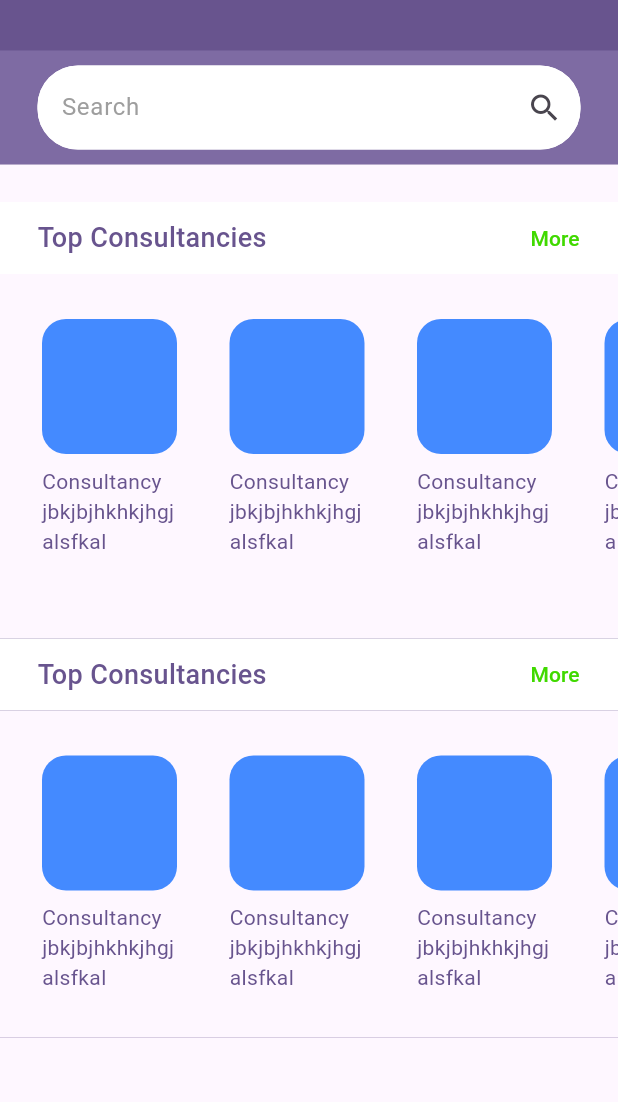
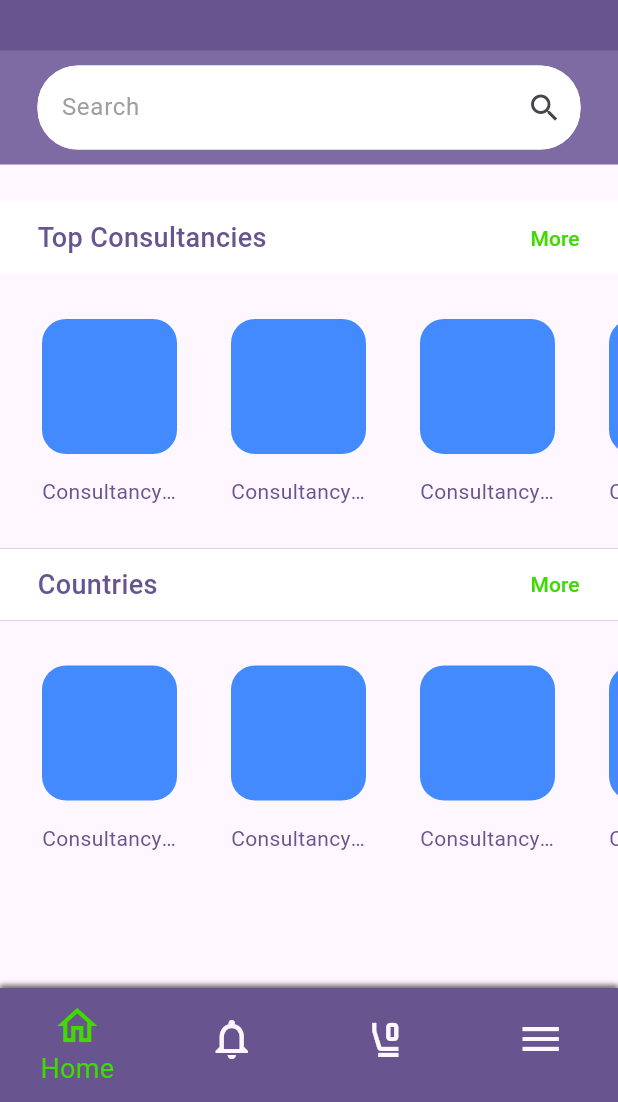
Before and after one commit to milandarai90/iApplyApp, a Flutter app: the screen it shows after launch, after a tap on "LOGIN", on a phone screen of 412 x 824 dp, the part 134-1236 px from its top. Run offline on Flutter 3.47's test engine with Material 3 defaults, Android fonts, the phone set to English and light mode, and no system bars.

Commit message:
NavigationBar completed

```diff
--- /dev/null
+++ b/lib/NavigationBar.dart
@@ -0,0 +1,71 @@
+import 'package:flutter/material.dart';
+import 'package:iapply/menu.dart';
+import 'package:iapply/myClasses.dart';
+import 'package:iapply/notifications.dart';
+
+import 'homePageScreen.dart';
+import 'loginPage.dart';
+
+class NavigationBarPage extends StatefulWidget{
+  const NavigationBarPage({super.key});
+
+  @override
+  State<StatefulWidget> createState() {
+   return NavigationBarPageState();
+  }
+}
+class NavigationBarPageState extends State<NavigationBarPage>{
+  List<Widget>WidgetList = const[
+    HomePageScreen(),
+    NotificationsPage(),
+    MyClassesPage(),
+    MenuPage(),
+  ];
+  int myIndex = 0;
+  @override
+  Widget build(BuildContext context) {
+    return Scaffold(
+      body: WidgetList[myIndex] ,
+      bottomNavigationBar: Container(
+        decoration: BoxDecoration(
+            boxShadow:[
+              BoxShadow(
+                color: Colors.black54,
+                blurRadius: 2,
+                offset: Offset(0, -2),
+              )
+            ]
+        ),
+        child: BottomNavigationBar(
+            onTap: (index){
+              setState(() {
+                myIndex = index;
+              });
+            },
+
+            currentIndex: myIndex,
+            backgroundColor: Theme.of(context).primaryColor,
+            type: BottomNavigationBarType.fixed,
+            showUnselectedLabels: false,
+            // elevation: 10,
+            iconSize: 32,
+            selectedFontSize: 18,
+            selectedItemColor: hexToColor("40D900"),
+            unselectedItemColor: Theme.of(context).canvasColor,
+            items: [
+              BottomNavigationBarItem(icon: Icon(Icons.home_outlined),label: "Home"),
+              BottomNavigationBarItem(icon: Icon(Icons.notifications_outlined),label: "Notification"),
+              BottomNavigationBarItem(icon: Icon(Icons.flight_class_outlined),label: "My Classes"),
+              BottomNavigationBarItem(icon: Icon(Icons.menu_outlined),label: "Menu"),
+            ]),
+      ),
+    );
+  }
+}
+Color hexToColor(String hexColor) {
+  hexColor = hexColor.replaceAll("#", "");
+  if (hexColor.length == 6) {
+    hexColor = "FF$hexColor"; // Add alpha value if not provided
+  }
+  return Color(int.parse("0x$hexColor"));
+}
--- a/lib/homePageScreen.dart
+++ b/lib/homePageScreen.dart
@@ -1,4 +1,5 @@
 import 'package:flutter/material.dart';
+import 'package:iapply/loginPage.dart';
 
 class HomePageScreen extends StatefulWidget{
   const HomePageScreen({super.key});
@@ -8,14 +9,17 @@ class HomePageScreen extends StatefulWidget{
   }
 }
 class HomePageScreenState extends State<HomePageScreen>{
+  int myIndex =0;
   FocusNode focusNode = FocusNode();
-
+  // List<Widget>WidgetList = const[
+  //   HomePageScreen(),
+  //   LoginPage(),
+  // ];
   @override
   void dispose(){
     focusNode.dispose();
     super.dispose();
   }
-
 
   @override
   Widget build(BuildContext context) {
@@ -104,14 +108,15 @@ class HomePageScreenState extends State<HomePageScreen>{
                      ),
                      Container(
                          color: Theme.of(context).canvasColor,
+                       width: double.infinity,
                        child: Padding(
-                         padding: const EdgeInsets.only(top: 20,bottom: 20),
+                         padding: const EdgeInsets.only(top: 20,bottom: 18),
                          child: SingleChildScrollView(
                            scrollDirection: Axis.horizontal,
                            child: Row(
                              children: [
                                Padding(
-                                 padding: const EdgeInsets.only(right: 35.0,top: 10, bottom: 10,left: 28),
+                                 padding: const EdgeInsets.only(right: 8,top: 10, bottom: 10,left: 28),
                                  child: SizedBox(
                                    width: 90,
                                    child: Column(
@@ -125,16 +130,21 @@ class HomePageScreenState extends State<HomePageScreen>{
                                              color: Colors.blueAccent
                                          ),
                                        ),
-                                       Padding(
-                                         padding: const EdgeInsets.only(top: 8.0),
-                                         child: Text('Consultancy jbkjbjhkhkjhgjalsfkal',style: TextStyle(color: Theme.of(context).primaryColor),),
+                                       const SizedBox(height: 15),
+                                       SizedBox(
+                                         child: Align(
+                                           alignment: Alignment.center,
+                                           child: Text('Consultancy Name',style: TextStyle(color: Theme.of(context).primaryColor,),
+                                             overflow: TextOverflow.ellipsis,
+                                           ),
+                                         ),
                                        ),
                                      ],
                                    ),
                                  ),
                                ),
                                Padding(
-                                 padding: const EdgeInsets.only(right: 35.0,top: 10, bottom: 10),
+                                 padding: const EdgeInsets.only(right: 8,top: 10, bottom: 10,left: 28),
                                  child: SizedBox(
                                    width: 90,
                                    child: Column(
@@ -148,17 +158,22 @@ class HomePageScreenState extends State<HomePageScreen>{
                                              color: Colors.blueAccent
                                          ),
                                        ),
-                                       Padding(
-                                         padding: const EdgeInsets.only(top: 8.0),
-                                         child: Text('Consultancy jbkjbjhkhkjhgjalsfkal',style: TextStyle(color: Theme.of(context).primaryColor),),
+                                       const SizedBox(height: 15),
+                                       SizedBox(
+                                         // height:20,
+                                         child: Align(
+                                           alignment: Alignment.center,
+                                           child: Text('Consultancy Name',style: TextStyle(color: Theme.of(context).primaryColor,),
+                                             overflow: TextOverflow.ellipsis,
+                                           ),
+                                         ),
                                        ),
                                      ],
                                    ),
                                  ),
                                ),
-
                                Padding(
-                                 padding: const EdgeInsets.only(right: 35.0,top: 10, bottom: 10),
+                                 padding: const EdgeInsets.only(right: 8,top: 10, bottom: 10,left: 28),
                                  child: SizedBox(
                                    width: 90,
                                    child: Column(
@@ -172,17 +187,22 @@ class HomePageScreenState extends State<HomePageScreen>{
                                              color: Colors.blueAccent
                                          ),
                                        ),
-                                       Padding(
-                                         padding: const EdgeInsets.only(top: 8.0),
-                                         child: Text('Consultancy jbkjbjhkhkjhgjalsfkal',style: TextStyle(color: Theme.of(context).primaryColor),),
+                                       const SizedBox(height: 15),
+                                       SizedBox(
+                                         // height:20,
+                                         child: Align(
+                                           alignment: Alignment.center,
+                                           child: Text('Consultancy Name',style: TextStyle(color: Theme.of(context).primaryColor,),
+                                             overflow: TextOverflow.ellipsis,
+                                           ),
+                                         ),
                                        ),
                                      ],
                                    ),
                                  ),
                                ),
-
                                Padding(
-                                 padding: const EdgeInsets.only(right: 35.0,top: 10, bottom: 10),
+                                 padding: const EdgeInsets.only(right: 8,top: 10, bottom: 10,left: 28),
                                  child: SizedBox(
                                    width: 90,
                                    child: Column(
@@ -196,33 +216,15 @@ class HomePageScreenState extends State<HomePageScreen>{
                                              color: Colors.blueAccent
                                          ),
                                        ),
-                                       Padding(
-                                         padding: const EdgeInsets.only(top: 8.0),
-                                         child: Text('Consultancy jbkjbjhkhkjhgjalsfkal',style: TextStyle(color: Theme.of(context).primaryColor),),
-                                       ),
-                                     ],
-                                   ),
-                                 ),
-                               ),
-
-                               Padding(
-                                 padding: const EdgeInsets.only(right: 35.0,top: 10, bottom: 10),
-                                 child: SizedBox(
-                                   width: 90,
-                                   child: Column(
-                                     crossAxisAlignment: CrossAxisAlignment.start,
-                                     children: [
-                                       Container(
-                                         height: 90,
-                                         width: 90,
-                                         decoration: BoxDecoration(
-                                             borderRadius: BorderRadius.circular(16),
-                                             color: Colors.blueAccent
+                                       const SizedBox(height: 15),
+                                       SizedBox(
+                                         // height:20,
+                                         child: Align(
+                                           alignment: Alignment.center,
+                                           child: Text('Consultancy Name',style: TextStyle(color: Theme.of(context).primaryColor,),
+                                             overflow: TextOverflow.ellipsis,
+                                           ),
                                          ),
-                                       ),
-                                       Padding(
-                                         padding: const EdgeInsets.only(top: 8.0),
-                                         child: Text('Consultancy jbkjbjhkhkjhgjalsfkal',style: TextStyle(color: Theme.of(context).primaryColor),),
                                        ),
                                      ],
                                    ),
@@ -238,17 +240,7 @@ class HomePageScreenState extends State<HomePageScreen>{
                  Column(
                    children: [
                      Container(
-                       height: 25,
-                       decoration: BoxDecoration(
-                         color: Theme.of(context).canvasColor,
-                         // border: Border(
-                         //   top: BorderSide(
-                         //     color: Theme.of(context).primaryColor ),
-                         //   bottom: BorderSide(
-                         //     color: Theme.of(context).primaryColor ),
-                         // ),
-                       ),
-                     ),
+                       color: Theme.of(context).canvasColor,),
                      Container(
                        color: Colors.white,
                        child: Padding(
@@ -256,7 +248,7 @@ class HomePageScreenState extends State<HomePageScreen>{
                          child: Row(
                            mainAxisAlignment: MainAxisAlignment.spaceBetween,
                            children: [
-                             Text('Top Consultancies',style: TextStyle(color: Theme.of(context).primaryColor,fontSize: 18,fontWeight: FontWeight.w500),),
+                             Text('Countries',style: TextStyle(color: Theme.of(context).primaryColor,fontSize: 18,fontWeight: FontWeight.w500),),
                              TextButton(onPressed: (){
                                // something
                              }, child: Text('More',style:TextStyle(color: hexToColor('40D900')) ,))
@@ -266,14 +258,15 @@ class HomePageScreenState extends State<HomePageScreen>{
                      ),
                      Container(
                        color: Theme.of(context).canvasColor,
+                       width: double.infinity,
                        child: Padding(
-                         padding: const EdgeInsets.only(top: 20,bottom: 20),
+                         padding: const EdgeInsets.only(top: 20,bottom: 18),
                          child: SingleChildScrollView(
                            scrollDirection: Axis.horizontal,
                            child: Row(
                              children: [
                                Padding(
-                                 padding: const EdgeInsets.only(right: 35.0,top: 10, bottom: 10,left: 28),
+                                 padding: const EdgeInsets.only(right: 8,top: 10, bottom: 10,left: 28),
                                  child: SizedBox(
                                    width: 90,
                                    child: Column(
@@ -287,16 +280,22 @@ class HomePageScreenState extends State<HomePageScreen>{
                                              color: Colors.blueAccent
                                          ),
                                        ),
-                                       Padding(
-                                         padding: const EdgeInsets.only(top: 8.0),
-                                         child: Text('Consultancy jbkjbjhkhkjhgjalsfkal',style: TextStyle(color: Theme.of(context).primaryColor),),
+                                       const SizedBox(height: 15),
+                                       SizedBox(
+                                         // height:20,
+                                         child: Align(
+                                           alignment: Alignment.center,
+                                           child: Text('Consultancy Name',style: TextStyle(color: Theme.of(context).primaryColor,),
+                                             overflow: TextOverflow.ellipsis,
+                                           ),
+                                         ),
                                        ),
                                      ],
                                    ),
                                  ),
                                ),
                                Padding(
-                                 padding: const EdgeInsets.only(right: 35.0,top: 10, bottom: 10),
+                                 padding: const EdgeInsets.only(right: 8,top: 10, bottom: 10,left: 28),
                                  child: SizedBox(
                                    width: 90,
                                    child: Column(
@@ -310,17 +309,22 @@ class HomePageScreenState extends State<HomePageScreen>{
                                              color: Colors.blueAccent
                                          ),
                                        ),
-                                       Padding(
-                                         padding: const EdgeInsets.only(top: 8.0),
-                                         child: Text('Consultancy jbkjbjhkhkjhgjalsfkal',style: TextStyle(color: Theme.of(context).primaryColor),),
+                                       const SizedBox(height: 15),
+                                       SizedBox(
+                                         // height:20,
+                                         child: Align(
+                                           alignment: Alignment.center,
+                                           child: Text('Consultancy Name',style: TextStyle(color: Theme.of(context).primaryColor,),
+                                             overflow: TextOverflow.ellipsis,
+                                           ),
+                                         ),
                                        ),
                                      ],
                                    ),
                                  ),
                                ),
-
                                Padding(
-                                 padding: const EdgeInsets.only(right: 35.0,top: 10, bottom: 10),
+                                 padding: const EdgeInsets.only(right: 8,top: 10, bottom: 10,left: 28),
                                  child: SizedBox(
                                    width: 90,
                                    child: Column(
@@ -334,17 +338,22 @@ class HomePageScreenState extends State<HomePageScreen>{
                                              color: Colors.blueAccent
                                          ),
                                        ),
-                                       Padding(
-                                         padding: const EdgeInsets.only(top: 8.0),
-                                         child: Text('Consultancy jbkjbjhkhkjhgjalsfkal',style: TextStyle(color: Theme.of(context).primaryColor),),
+                                       const SizedBox(height: 15),
+                                       SizedBox(
+                                         // height:20,
+                                         child: Align(
+                                           alignment: Alignment.center,
+                                           child: Text('Consultancy Name',style: TextStyle(color: Theme.of(context).primaryColor,),
+                                             overflow: TextOverflow.ellipsis,
+                                           ),
+                                         ),
                                        ),
                                      ],
                                    ),
                                  ),
                                ),
-
                                Padding(
-                                 padding: const EdgeInsets.only(right: 35.0,top: 10, bottom: 10),
+                                 padding: const EdgeInsets.only(right: 8,top: 10, bottom: 10,left: 28),
                                  child: SizedBox(
                                    width: 90,
                                    child: Column(
@@ -358,33 +367,15 @@ class HomePageScreenState extends State<HomePageScreen>{
                                              color: Colors.blueAccent
                                          ),
                                        ),
-                                       Padding(
-                                         padding: const EdgeInsets.only(top: 8.0),
-                                         child: Text('Consultancy jbkjbjhkhkjhgjalsfkal',style: TextStyle(color: Theme.of(context).primaryColor),),
-                                       ),
-                                     ],
-                                   ),
-                                 ),
-                               ),
-
-                               Padding(
-                                 padding: const EdgeInsets.only(right: 35.0,top: 10, bottom: 10),
-                                 child: SizedBox(
-                                   width: 90,
-                                   child: Column(
-                                     crossAxisAlignment: CrossAxisAlignment.start,
-                                     children: [
-                                       Container(
-                                         height: 90,
-                                         width: 90,
-                                         decoration: BoxDecoration(
-                                             borderRadius: BorderRadius.circular(16),
-                                             color: Colors.blueAccent
+                                       const SizedBox(height: 15),
+                                       SizedBox(
+                                         // height:20,
+                                         child: Align(
+                                           alignment: Alignment.center,
+                                           child: Text('Consultancy Name',style: TextStyle(color: Theme.of(context).primaryColor,),
+                                             overflow: TextOverflow.ellipsis,
+                                           ),
                                          ),
-                                       ),
-                                       Padding(
-                                         padding: const EdgeInsets.only(top: 8.0),
-                                         child: Text('Consultancy jbkjbjhkhkjhgjalsfkal',style: TextStyle(color: Theme.of(context).primaryColor),),
                                        ),
                                      ],
                                    ),
@@ -398,7 +389,6 @@ class HomePageScreenState extends State<HomePageScreen>{
                    ],
                  ),
                  Container(
-                     // height: MediaQuery.of(context).size.height,
                    decoration: BoxDecoration(
                      color: Theme.of(context).canvasColor,
                    ),
--- a/lib/loginPage.dart
+++ b/lib/loginPage.dart
@@ -1,6 +1,7 @@
 import 'package:flutter/material.dart';
 import 'package:iapply/homePageScreen.dart';
 import 'package:iapply/signupPage.dart';
+import 'package:iapply/NavigationBar.dart';
 
 
 class LoginPage extends StatefulWidget{
@@ -47,6 +48,8 @@ class LoginPageState extends State<LoginPage>{
                    ),
                    Padding(
                      padding: const EdgeInsets.all(10.0),
+                     child: Card(
+                       elevation: 20,
                        child: Container(
                          decoration: BoxDecoration(
                              color: Theme.of(context).canvasColor,
@@ -135,7 +138,7 @@ class LoginPageState extends State<LoginPage>{
                                      String userPassword = passwordController.text.toString();
 
                                    //some operation to be done here...
-                                   Navigator.pushReplacement(context, MaterialPageRoute(builder: (context) => HomePageScreen()));
+                                     Navigator.pushReplacement(context, MaterialPageRoute(builder: (context) => NavigationBarPage()));
 
                                    },
                                      style: ElevatedButton.styleFrom(
@@ -166,6 +169,7 @@ class LoginPageState extends State<LoginPage>{
                          ),
                        ),
                      ),
+                   ),
                  ],
                ),
              ),
--- /dev/null
+++ b/lib/menu.dart
@@ -0,0 +1,21 @@
+import 'package:flutter/cupertino.dart';
+import 'package:flutter/material.dart';
+
+class MenuPage extends StatefulWidget{
+  const MenuPage({super.key});
+
+  @override
+  State<StatefulWidget> createState() {
+    return menuPageState();
+  }
+}
+class menuPageState extends State<MenuPage>{
+  @override
+  Widget build(BuildContext context) {
+   return Scaffold(
+     appBar: AppBar(
+       title: Text("Menu Page"),
+     ),
+   );
+  }
+}
--- /dev/null
+++ b/lib/myClasses.dart
@@ -0,0 +1,22 @@
+import 'package:flutter/cupertino.dart';
+import 'package:flutter/material.dart';
+
+class MyClassesPage extends StatefulWidget{
+  const MyClassesPage({super.key});
+
+  @override
+  State<StatefulWidget> createState() {
+   return myClassPageState();
+  }
+}
+
+class myClassPageState extends State<MyClassesPage>{
+  @override
+  Widget build(BuildContext context) {
+   return Scaffold(
+     appBar: AppBar(
+       title: Text("My Classes"),
+     ),
+   );
+  }
+}
--- /dev/null
+++ b/lib/notifications.dart
@@ -0,0 +1,22 @@
+import 'package:flutter/cupertino.dart';
+import 'package:flutter/material.dart';
+
+class NotificationsPage extends StatefulWidget{
+  const NotificationsPage({super.key});
+
+  @override
+  State<StatefulWidget> createState() {
+   return notificationPageState();
+  }
+
+}
+class notificationPageState extends State<NotificationsPage>{
+  @override
+  Widget build(BuildContext context) {
+   return Scaffold(
+     appBar: AppBar(
+       title: Text("Notification"),
+     ),
+   );
+  }
+}
--- a/lib/signupPage.dart
+++ b/lib/signupPage.dart
@@ -40,6 +40,8 @@ body: InkWell(
                 ),
                 Padding(
                   padding: const EdgeInsets.all(10.0),
+                  child: Card(
+                    elevation: 20,
                     child: Container(
                       decoration: BoxDecoration(
                           color: Theme.of(context).canvasColor,
@@ -212,6 +214,7 @@ body: InkWell(
                       ),
                     ),
                   ),
+                ),
               ],
             ),
           ),
--- a/lib/splashScreen.dart
+++ b/lib/splashScreen.dart
@@ -19,7 +19,6 @@ class SplashScreenState extends State<SplashScreen>{
   @override
   void initState() {
     super.initState();
-
     Timer(Duration(seconds: 3),(){
      Navigator.pushReplacement(context, MaterialPageRoute(builder: (context) => LoginPage(),));
     });
```
Lines whose indentation alone changed are shown as unchanged.
